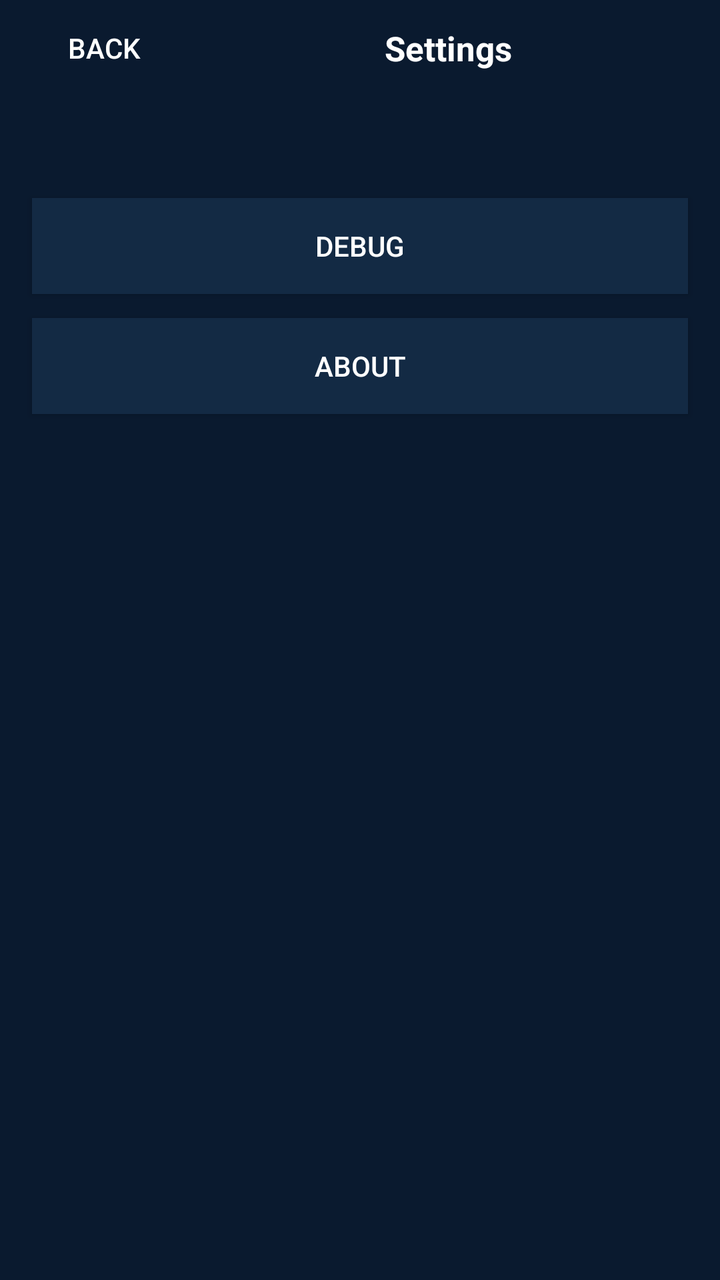
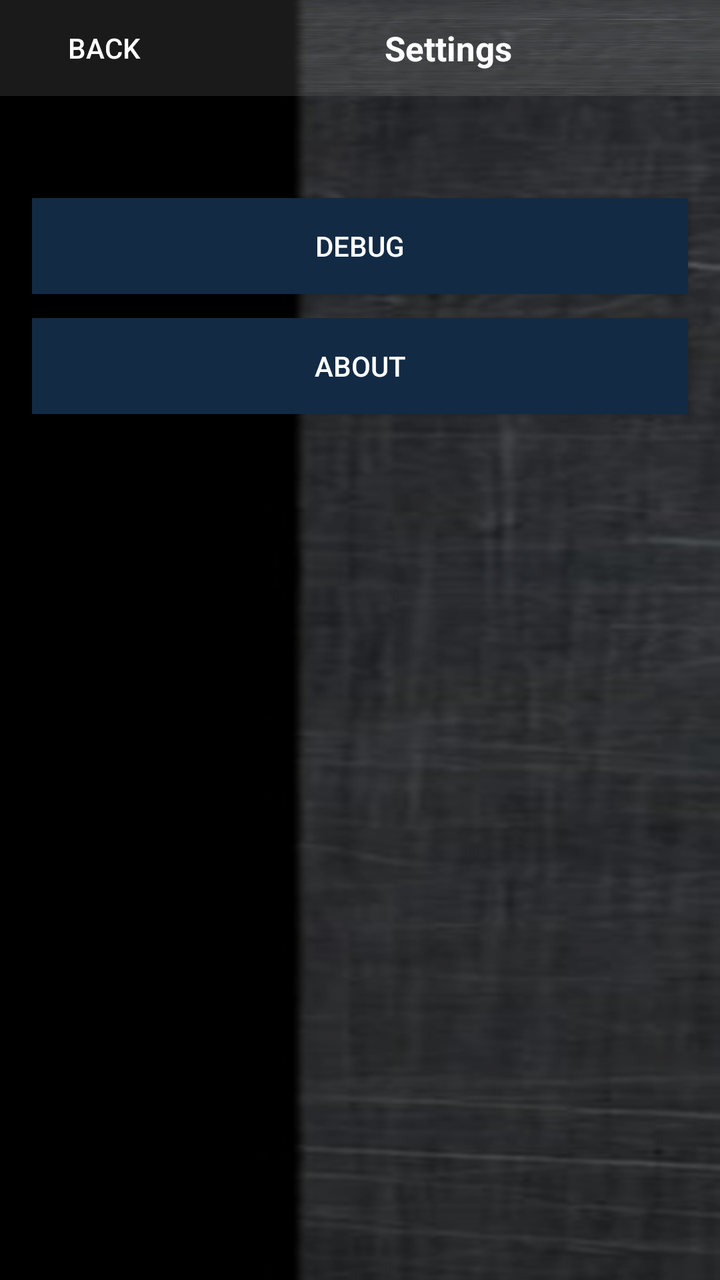

The first picture is an Android layout as it rendered before a commit; the second is the same layout after the commit. The layout source and the unified diff follow.
<!-- AndroidManifest.xml: application theme DzTheme -->
<!-- res/layout/activity_settings.xml -->
<?xml version="1.0" encoding="utf-8"?>
<LinearLayout xmlns:android="http://schemas.android.com/apk/res/android"
    android:layout_width="match_parent"
    android:layout_height="match_parent"
    android:orientation="vertical"
    android:background="@color/dz_navy">

    <LinearLayout
        android:layout_width="match_parent"
        android:layout_height="48dp"
        android:orientation="horizontal"
        android:gravity="center_vertical"
        android:paddingStart="8dp"
        android:paddingEnd="8dp">

        <Button
            android:id="@+id/settings_back"
            android:layout_width="wrap_content"
            android:layout_height="wrap_content"
            android:text="@string/back"
            android:textColor="@color/dz_white"
            android:background="@android:color/transparent" />

        <TextView
            android:layout_width="0dp"
            android:layout_height="wrap_content"
            android:layout_weight="1"
            android:text="@string/settings_title"
            android:textSize="17sp"
            android:textStyle="bold"
            android:textColor="@color/dz_white"
            android:gravity="center" />
    </LinearLayout>

    <TextView
        android:id="@+id/settings_version"
        android:layout_width="match_parent"
        android:layout_height="wrap_content"
        android:padding="16dp"
        android:textColor="@color/dz_muted"
        android:textSize="14sp" />

    <Button
        android:id="@+id/settings_debug"
        android:layout_width="match_parent"
        android:layout_height="wrap_content"
        android:text="@string/debug"
        android:textColor="@color/dz_white"
        android:background="@color/dz_card"
        android:layout_marginStart="16dp"
        android:layout_marginEnd="16dp" />

    <Button
        android:id="@+id/settings_about"
        android:layout_width="match_parent"
        android:layout_height="wrap_content"
        android:text="@string/about"
        android:textColor="@color/dz_white"
        android:background="@color/dz_card"
        android:layout_marginStart="16dp"
        android:layout_marginEnd="16dp"
        android:layout_marginTop="12dp" />
</LinearLayout>
<!-- resources referenced by this layout -->
<resources>
  <color name="dz_card">#132A44</color>
  <color name="dz_muted">#8FA3B8</color>
  <color name="dz_navy">#0A1A2F</color>
  <color name="dz_white">#FFFFFF</color>
  <string name="about">About</string>
  <string name="back">Back</string>
  <string name="debug">Debug</string>
  <string name="settings_title">Settings</string>
  <style name="DzTheme" parent="android:Theme.Material.NoActionBar">
          <item name="android:windowBackground">@color/dz_navy</item>
          <item name="android:colorBackground">@color/dz_navy</item>
          <item name="android:textColor">@color/dz_white</item>
          <item name="android:textColorPrimary">@color/dz_white</item>
          <item name="android:textColorSecondary">@color/dz_muted</item>
          <item name="android:colorAccent">@color/dz_green</item>
      </style>
  <color name="dz_green">#2EEA7A</color>
</resources>

<!-- the commit's change to res/layout/activity_settings.xml (unified diff, before → after) -->
@@ -3,7 +3,7 @@
     android:layout_width="match_parent"
     android:layout_height="match_parent"
     android:orientation="vertical"
-    android:background="@color/dz_navy">
+    android:background="@drawable/steel_bg">
 
     <LinearLayout
         android:layout_width="match_parent"
@@ -11,7 +11,8 @@
         android:orientation="horizontal"
         android:gravity="center_vertical"
         android:paddingStart="8dp"
-        android:paddingEnd="8dp">
+        android:paddingEnd="8dp"
+        android:background="@drawable/steel_header">
 
         <Button
             android:id="@+id/settings_back"
<!-- resource entries referenced after the edit -->
@@ -4,6 +4,17 @@
   <color name="dz_muted">#8FA3B8</color>
   <color name="dz_navy">#0A1A2F</color>
   <color name="dz_white">#FFFFFF</color>
+  <!-- drawable steel_bg: png bitmap (drawable-xxxhdpi, 135696 bytes) -->
+  <!-- drawable steel_header (drawable) -->
+  <?xml version="1.0" encoding="utf-8"?>
+  <layer-list xmlns:android="http://schemas.android.com/apk/res/android">
+      <item android:drawable="@drawable/steel_bg" />
+      <item>
+          <shape android:shape="rectangle">
+              <solid android:color="#1AFFFFFF" />
+          </shape>
+      </item>
+  </layer-list>
   <string name="about">About</string>
   <string name="back">Back</string>
   <string name="debug">Debug</string>
